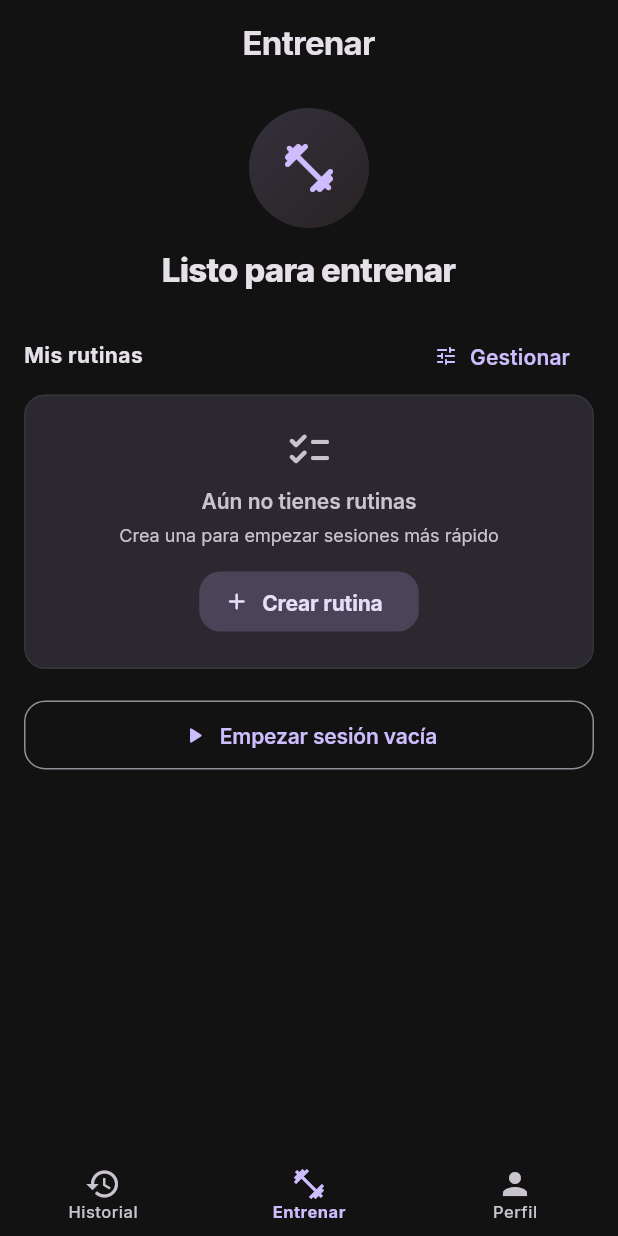
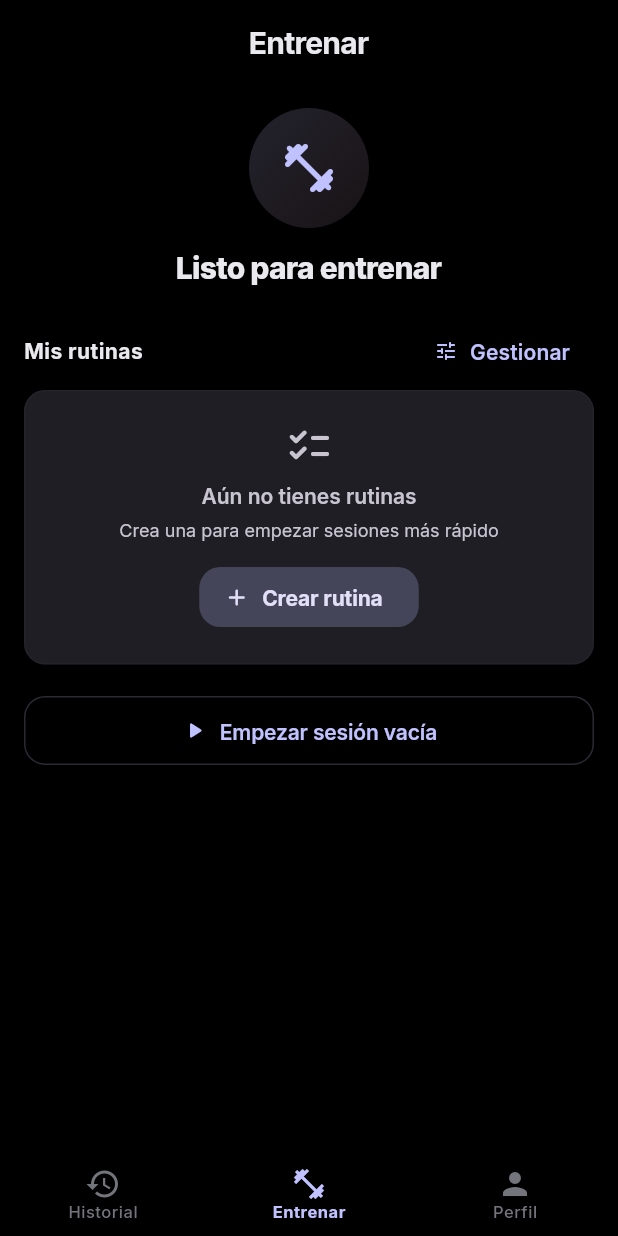
Before and after one commit to yeerayyy06/GymApp, a Flutter app: the screen it shows after launch, on a phone screen of 412 x 824 dp. Run offline on Flutter 3.47's test engine with Material 3 defaults, Android fonts, the phone set to English and light mode, and no system bars; our stand-ins replace drift, fl_chart, flutter_riverpod, go_router, google_fonts, shared_preferences and 1 more; accounts and stored records are empty; generated files the repository leaves out were written again.

Commit message:
feat: theme refinado iOS + guardar como rutina + crear ejercicio
Refinamiento visual (objetivo: alejarse del look "MVP material")
- Paleta: seedColor pasa de deepPurple a indigo #6366F1 (más
  sobrio, menos saturado)
- scaffoldBackgroundColor a negro puro (#000), surface containers
  manuales (#0E0E10 → #26262E) para una jerarquía cinemática
- separator (#2A2A33) único para outlines y dividers
- pageTransitionsTheme = CupertinoPageTransitionsBuilder en TODAS
  las plataformas → slide-in iOS al navegar
- AppBar / BottomNav / Dialog / BottomSheet / InputDecoration
  homogeneizados en el theme (radios 12-24, surfaceTint
  transparent, sin bordes en inputs filled)
- Quitados los bordes visibles de las tarjetas más prominentes
  (SessionCard, RoutineRow, LoggedExerciseCard, RoutineQuickStart)
  — la elevación viene del color de superficie, no de un trazo
- Splash y manifest a #000

Guardar sesión como rutina
- RoutineRepository.createRoutineFromSession(): transacción que
  lee LoggedExercises + sus sets de trabajo, calcula targetSets
  por nº de series y targetReps min/max por el rango realizado,
  y crea Routine + RoutineDay + RoutineExercises
- Botón ⋮ en el AppBar de sesión activa → "Guardar como rutina"
- SaveAsRoutineDialog con campo nombre + notas opcionales

Crear ejercicio personalizado
- WorkoutRepository.createExercise(name, primaryMuscles, equipment,
  isCompound) → fuente CatalogSource.user
- ExerciseCreateDialog: nombre + dropdown grupo muscular +
  equipo opcional + switch multiarticular
- Botón "+ Crear" en el ExercisePickerSheet; al crear devuelve
  el ejercicio creado para que se añada directamente a la sesión

```diff
--- a/lib/core/app_theme.dart
+++ b/lib/core/app_theme.dart
@@ -2,13 +2,29 @@ import 'package:flutter/material.dart';
 import 'package:google_fonts/google_fonts.dart';
 
 class AppTheme {
-  static const _seedColor = Color(0xFF7C4DFF);
-  static const _surface = Color(0xFF121212);
+  static const _seedColor = Color(0xFF6366F1);
+  static const _scaffold = Color(0xFF000000);
+  static const _surface = Color(0xFF0E0E10);
+  static const _surfaceContainer = Color(0xFF16161A);
+  static const _surfaceContainerHigh = Color(0xFF1E1E24);
+  static const _surfaceContainerHighest = Color(0xFF26262E);
+  static const _separator = Color(0xFF2A2A33);
 
   static ThemeData get darkTheme {
-    final colorScheme = ColorScheme.fromSeed(
+    final base = ColorScheme.fromSeed(
       seedColor: _seedColor,
       brightness: Brightness.dark,
+    );
+    final colorScheme = base.copyWith(
+      surface: _surface,
+      onSurface: const Color(0xFFE9E9EE),
+      surfaceContainerLowest: const Color(0xFF09090B),
+      surfaceContainerLow: const Color(0xFF111114),
+      surfaceContainer: _surfaceContainer,
+      surfaceContainerHigh: _surfaceContainerHigh,
+      surfaceContainerHighest: _surfaceContainerHighest,
+      outline: _separator,
+      outlineVariant: _separator,
     );
 
     final textTheme = _buildTextTheme(colorScheme);
@@ -17,10 +33,23 @@ class AppTheme {
       useMaterial3: true,
       brightness: Brightness.dark,
       colorScheme: colorScheme,
-      scaffoldBackgroundColor: _surface,
+      scaffoldBackgroundColor: _scaffold,
+      canvasColor: _scaffold,
+      splashFactory: InkSparkle.splashFactory,
       textTheme: textTheme,
+      pageTransitionsTheme: const PageTransitionsTheme(
+        builders: {
+          TargetPlatform.iOS: CupertinoPageTransitionsBuilder(),
+          TargetPlatform.macOS: CupertinoPageTransitionsBuilder(),
+          TargetPlatform.android: CupertinoPageTransitionsBuilder(),
+          TargetPlatform.linux: CupertinoPageTransitionsBuilder(),
+          TargetPlatform.windows: CupertinoPageTransitionsBuilder(),
+          TargetPlatform.fuchsia: CupertinoPageTransitionsBuilder(),
+        },
+      ),
       appBarTheme: AppBarTheme(
-        backgroundColor: _surface,
+        backgroundColor: _scaffold,
+        surfaceTintColor: Colors.transparent,
         elevation: 0,
         scrolledUnderElevation: 0,
         centerTitle: true,
@@ -30,14 +59,21 @@ class AppTheme {
         ),
       ),
       bottomNavigationBarTheme: BottomNavigationBarThemeData(
-        backgroundColor: _surface,
+        backgroundColor: _scaffold,
         selectedItemColor: colorScheme.primary,
-        unselectedItemColor: colorScheme.onSurfaceVariant,
+        unselectedItemColor: const Color(0xFF74747D),
         type: BottomNavigationBarType.fixed,
+        elevation: 0,
         selectedLabelStyle: textTheme.labelSmall?.copyWith(
           fontWeight: FontWeight.w700,
         ),
         unselectedLabelStyle: textTheme.labelSmall,
+      ),
+      navigationBarTheme: NavigationBarThemeData(
+        backgroundColor: _scaffold,
+        surfaceTintColor: Colors.transparent,
+        elevation: 0,
+        indicatorColor: colorScheme.primary.withValues(alpha: 0.18),
       ),
       filledButtonTheme: FilledButtonThemeData(
         style: FilledButton.styleFrom(
@@ -55,6 +91,7 @@ class AppTheme {
           shape: RoundedRectangleBorder(
             borderRadius: BorderRadius.circular(14),
           ),
+          side: BorderSide(color: _separator),
           textStyle: textTheme.labelLarge?.copyWith(
             fontWeight: FontWeight.w600,
             letterSpacing: -0.1,
@@ -71,21 +108,26 @@ class AppTheme {
       cardTheme: const CardThemeData(
         elevation: 0,
         margin: EdgeInsets.zero,
+        color: _surfaceContainer,
       ),
-      dividerTheme: DividerThemeData(
-        color: colorScheme.outlineVariant.withValues(alpha: 0.4),
+      dividerTheme: const DividerThemeData(
+        color: _separator,
         thickness: 1,
         space: 1,
       ),
       snackBarTheme: SnackBarThemeData(
+        backgroundColor: _surfaceContainerHigh,
+        contentTextStyle: textTheme.bodyMedium,
         behavior: SnackBarBehavior.floating,
         shape: RoundedRectangleBorder(
           borderRadius: BorderRadius.circular(12),
         ),
       ),
       dialogTheme: DialogThemeData(
+        backgroundColor: _surfaceContainer,
+        surfaceTintColor: Colors.transparent,
         shape: RoundedRectangleBorder(
-          borderRadius: BorderRadius.circular(20),
+          borderRadius: BorderRadius.circular(22),
         ),
         elevation: 0,
         titleTextStyle: textTheme.titleLarge?.copyWith(
@@ -93,15 +135,26 @@ class AppTheme {
           letterSpacing: -0.3,
         ),
       ),
+      bottomSheetTheme: const BottomSheetThemeData(
+        backgroundColor: _surfaceContainer,
+        surfaceTintColor: Colors.transparent,
+        modalBackgroundColor: _surfaceContainer,
+        elevation: 0,
+        showDragHandle: true,
+        shape: RoundedRectangleBorder(
+          borderRadius: BorderRadius.vertical(top: Radius.circular(24)),
+        ),
+      ),
       inputDecorationTheme: InputDecorationTheme(
+        filled: true,
+        fillColor: _surfaceContainerHigh,
         border: OutlineInputBorder(
           borderRadius: BorderRadius.circular(12),
+          borderSide: BorderSide.none,
         ),
         enabledBorder: OutlineInputBorder(
           borderRadius: BorderRadius.circular(12),
-          borderSide: BorderSide(
-            color: colorScheme.outlineVariant.withValues(alpha: 0.5),
-          ),
+          borderSide: BorderSide.none,
         ),
         focusedBorder: OutlineInputBorder(
           borderRadius: BorderRadius.circular(12),
@@ -115,6 +168,12 @@ class AppTheme {
         titleTextStyle: textTheme.bodyLarge,
         subtitleTextStyle: textTheme.bodySmall,
       ),
+      switchTheme: SwitchThemeData(
+        thumbColor: WidgetStatePropertyAll(colorScheme.primary),
+      ),
+      sliderTheme: const SliderThemeData(
+        showValueIndicator: ShowValueIndicator.always,
+      ),
     );
   }
 
@@ -125,7 +184,7 @@ class AppTheme {
     final onSurface = scheme.onSurface;
     final onSurfaceVariant = scheme.onSurfaceVariant;
 
-    TextStyle? style({
+    TextStyle style({
       required double size,
       required FontWeight weight,
       double letter = 0,
@@ -148,7 +207,7 @@ class AppTheme {
       headlineLarge: style(size: 32, weight: FontWeight.w700, letter: -0.6, height: 1.2),
       headlineMedium: style(size: 28, weight: FontWeight.w700, letter: -0.5, height: 1.25),
       headlineSmall: style(size: 24, weight: FontWeight.w700, letter: -0.4, height: 1.3),
-      titleLarge: style(size: 22, weight: FontWeight.w600, letter: -0.3, height: 1.3),
+      titleLarge: style(size: 20, weight: FontWeight.w700, letter: -0.3, height: 1.3),
       titleMedium: style(size: 16, weight: FontWeight.w600, letter: -0.15, height: 1.35),
       titleSmall: style(size: 14, weight: FontWeight.w600, letter: -0.05, height: 1.4),
       bodyLarge: style(size: 16, weight: FontWeight.w400, letter: 0, height: 1.45),
--- a/lib/features/history/widgets/session_card.dart
+++ b/lib/features/history/widgets/session_card.dart
@@ -54,9 +54,6 @@ class SessionCard extends ConsumerWidget {
       decoration: BoxDecoration(
         borderRadius: BorderRadius.circular(16),
         color: scheme.surfaceContainerHigh,
-        border: Border.all(
-          color: scheme.outlineVariant.withValues(alpha: 0.3),
-        ),
       ),
       child: Material(
         color: Colors.transparent,
--- a/lib/features/routines/routines_screen.dart
+++ b/lib/features/routines/routines_screen.dart
@@ -144,9 +144,6 @@ class _RoutineRow extends ConsumerWidget {
       decoration: BoxDecoration(
         borderRadius: BorderRadius.circular(14),
         color: scheme.surfaceContainerHigh,
-        border: Border.all(
-          color: scheme.outlineVariant.withValues(alpha: 0.3),
-        ),
       ),
       child: Material(
         color: Colors.transparent,
--- a/lib/features/workout/widgets/logged_exercise_card.dart
+++ b/lib/features/workout/widgets/logged_exercise_card.dart
@@ -106,9 +106,6 @@ class LoggedExerciseCard extends ConsumerWidget {
       decoration: BoxDecoration(
         borderRadius: BorderRadius.circular(14),
         color: scheme.surfaceContainerHigh,
-        border: Border.all(
-          color: scheme.outlineVariant.withValues(alpha: 0.3),
-        ),
       ),
       child: Column(
         crossAxisAlignment: CrossAxisAlignment.stretch,
--- a/lib/main.dart
+++ b/lib/main.dart
@@ -13,7 +13,7 @@ void main() async {
 
   ErrorWidget.builder = (FlutterErrorDetails details) {
     return Material(
-      color: const Color(0xFF121212),
+      color: const Color(0xFF000000),
       child: SafeArea(
         child: Padding(
           padding: const EdgeInsets.all(20),
```
Also changed, not shown: lib/features/routines/data/routine_repository.dart (+79 -0 lines), lib/features/workout/data/workout_repository.dart (+26 -0 lines), lib/features/workout/widgets/exercise_create_dialog.dart (added, +137 -0 lines), lib/features/workout/widgets/exercise_picker_sheet.dart (+31 -11 lines), lib/features/workout/widgets/save_as_routine_dialog.dart (added, +117 -0 lines), lib/features/workout/workout_screen.dart (+36 -4 lines), 2 other files.
